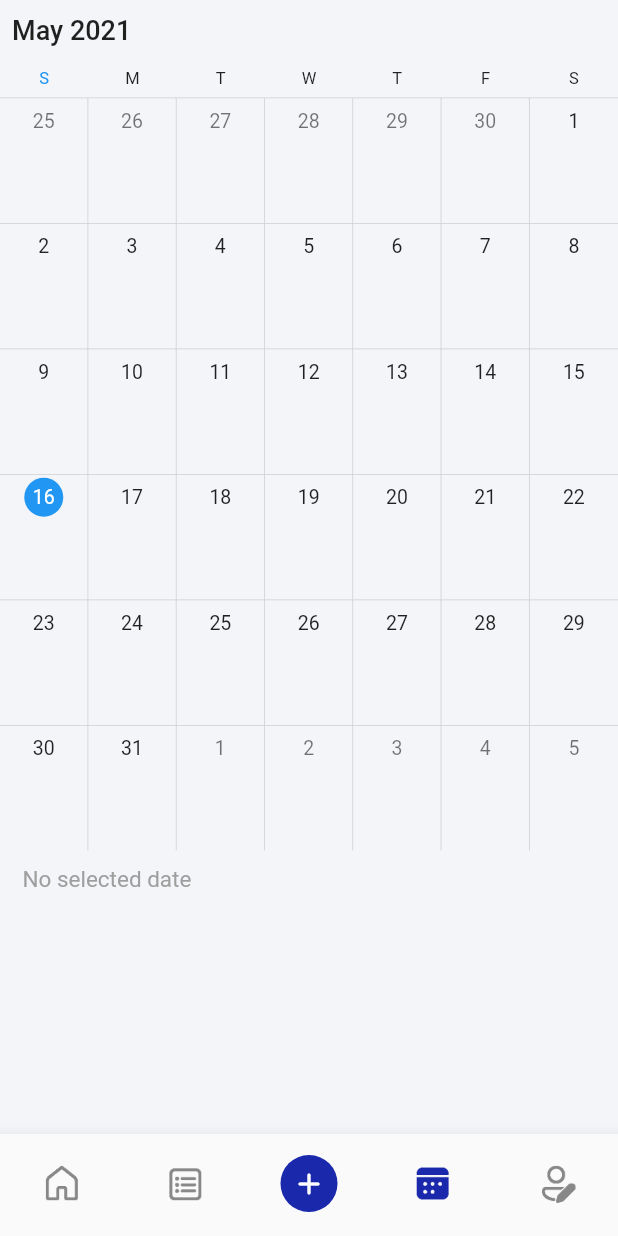
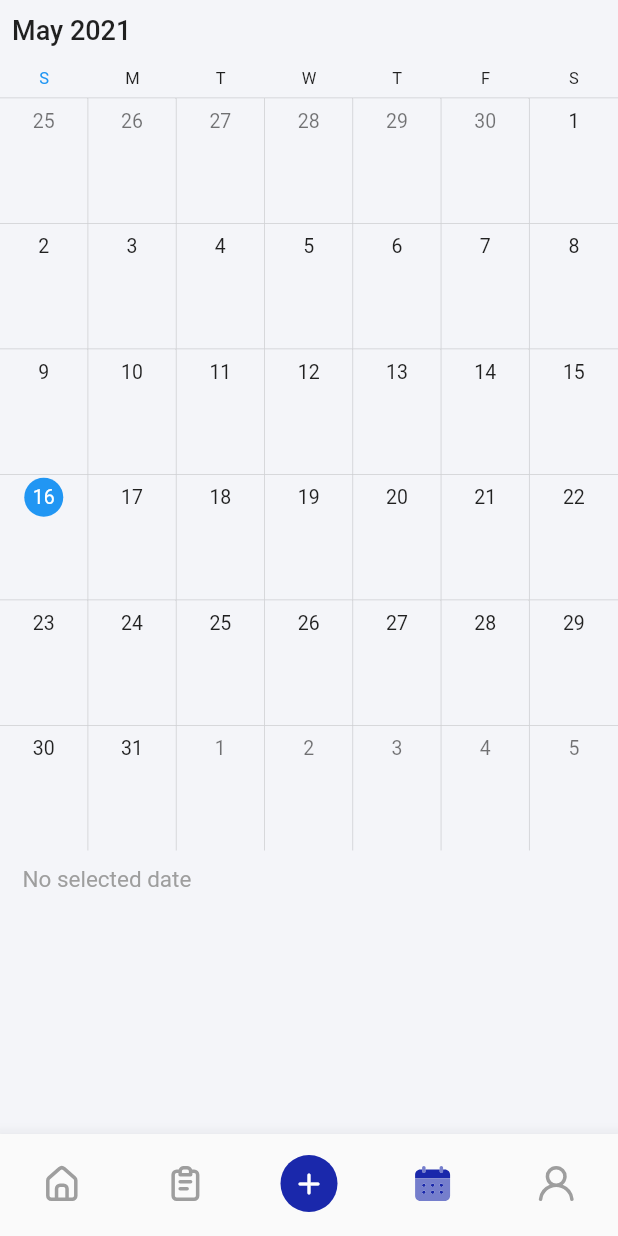
Before and after one commit to ijaspreetsinghh/Timely_Task_Manager, a Flutter app: the PagesDecider screen opened by its route, item 4 of the bottom bar chosen, on a phone screen of 412 x 824 dp. Run offline on Flutter 3.47's test engine with Material 2 defaults, Android fonts, the phone set to English and light mode, and no system bars; drawn by our look-alikes of syncfusion_flutter_calendar; our stand-ins replace cloud_firestore, date_picker_timeline, firebase_auth, firebase_core, firebase_storage, flutter_svg and 2 more; accounts and stored records are empty.

Commit message:
replaced bottomnavigationbar icons.

```diff
--- a/lib/meta/view/Screens/MainAppPages/profileInformationPage.dart
+++ b/lib/meta/view/Screens/MainAppPages/profileInformationPage.dart
@@ -75,13 +75,16 @@ class _ProfileInformationPageState extends State<ProfileInformationPage>
                           Hero(
                             child: GestureDetector(
                               onTap: () => NavigationService.instance
-                                  .showAlertWithTwoButtonsWithoutText(
-                                primaryActionTitle: 'Change Photo',
+                                  .showAlertWithTwoButtons(
+                                primaryActionTitle: 'Select form gallery',
                                 secondaryActionTitle: 'Cancel',
                                 primaryAction: () {
                                   NavigationService.instance.goBack();
                                   model.openGallery(context);
                                 },
+                                title: 'Change Photo',
+                                content:
+                                    'Put your favourite image as your profile picture.',
                                 secondaryAction: () =>
                                     NavigationService.instance.goBack(),
                               ),
--- a/lib/meta/view/Screens/MainAppPages/secondTab.dart
+++ b/lib/meta/view/Screens/MainAppPages/secondTab.dart
@@ -44,6 +44,8 @@ class _SecondTabState extends State<SecondTab> {
                   SizedBox(
                     height: kVPadding,
                   ),
+                  Wrap(
+                    children: [
                       Container(
                         margin: EdgeInsets.symmetric(horizontal: kHPadding / 2),
                         child: DatePicker(
@@ -72,6 +74,8 @@ class _SecondTabState extends State<SecondTab> {
                             });
                           },
                         ),
+                      ),
+                    ],
                   ),
                   SizedBox(
                     height: kVPadding * 2,
--- a/lib/meta/view/Screens/MainAppPages/timelypagesdecider.dart
+++ b/lib/meta/view/Screens/MainAppPages/timelypagesdecider.dart
@@ -1,4 +1,5 @@
 import 'package:flutter/material.dart';
+import 'package:flutter_svg/flutter_svg.dart';
 import 'package:intl/intl.dart';
 import '../../Screens/MainAppPages/fourthTab.dart';
 import '../../Screens/MainAppPages/fifthTab.dart';
@@ -348,24 +349,26 @@ class _PagesDeciderState extends State<PagesDecider> {
           showSelectedLabels: false,
           items: [
             BottomNavigationBarItem(
-              icon: Image(
-                image: AssetImage('assets/images/homeGrey.png'),
+              activeIcon: SvgPicture.asset(
+                'assets/icons/home.svg',
                 height: 28,
               ),
-              activeIcon: Image(
-                image: AssetImage('assets/images/homeBlue.png'),
+              icon: SvgPicture.asset(
+                'assets/icons/home-alt.svg',
                 height: 28,
+                color: kGrayTextColor.withOpacity(.7),
               ),
               label: 'Home',
             ),
             BottomNavigationBarItem(
-              icon: Image(
-                image: AssetImage('assets/images/listGrey.png'),
+              activeIcon: SvgPicture.asset(
+                'assets/icons/list.svg',
                 height: 28,
               ),
-              activeIcon: Image(
-                image: AssetImage('assets/images/listBlue.png'),
+              icon: SvgPicture.asset(
+                'assets/icons/list-alt.svg',
                 height: 28,
+                color: kGrayTextColor.withOpacity(.7),
               ),
               label: 'My Tasks',
             ),
@@ -384,30 +387,32 @@ class _PagesDeciderState extends State<PagesDecider> {
               label: 'Schedule',
             ),
             BottomNavigationBarItem(
-              icon: Image(
-                image: AssetImage('assets/images/calendarGrey.png'),
+              activeIcon: SvgPicture.asset(
+                'assets/icons/calendar.svg',
                 height: 28,
               ),
-              activeIcon: Image(
-                image: AssetImage('assets/images/calendarBlue.png'),
+              icon: SvgPicture.asset(
+                'assets/icons/calendar-alt.svg',
                 height: 28,
+                color: kGrayTextColor.withOpacity(.7),
               ),
               label: 'Schedule',
             ),
             BottomNavigationBarItem(
-              icon: Image(
-                image: AssetImage('assets/images/userSettingGrey.png'),
+              activeIcon: SvgPicture.asset(
+                'assets/icons/user.svg',
                 height: 28,
               ),
-              activeIcon: Image(
-                image: AssetImage('assets/images/userSettingBlue.png'),
+              icon: SvgPicture.asset(
+                'assets/icons/user-alt.svg',
                 height: 28,
+                color: kGrayTextColor.withOpacity(.7),
               ),
               label: 'Settings',
             ),
           ],
           currentIndex: _selectedIndex,
-          unselectedItemColor: kBlackTextColor.withOpacity(.4),
+          unselectedItemColor: kGreyWhite,
           selectedItemColor: kPrimaryColor,
           iconSize: 28,
           onTap: _onItemTapped,
```
Also changed, not shown: assets/icons/calendar-alt.svg (added), assets/icons/calendar.svg (added), assets/icons/home-alt.svg (added), assets/icons/list-alt.svg (added), assets/icons/user-alt.svg (added), assets/images/calendarBlue.png (deleted), assets/images/calendarGrey.png (deleted), assets/images/homeBlue.png (deleted), assets/images/homeGrey.png (deleted), assets/images/listBlue.png (deleted), assets/images/listGrey.png (deleted), assets/images/userSettingBlue.png (deleted), assets/images/userSettingGrey.png (deleted). Lines whose indentation alone changed are shown as unchanged.
